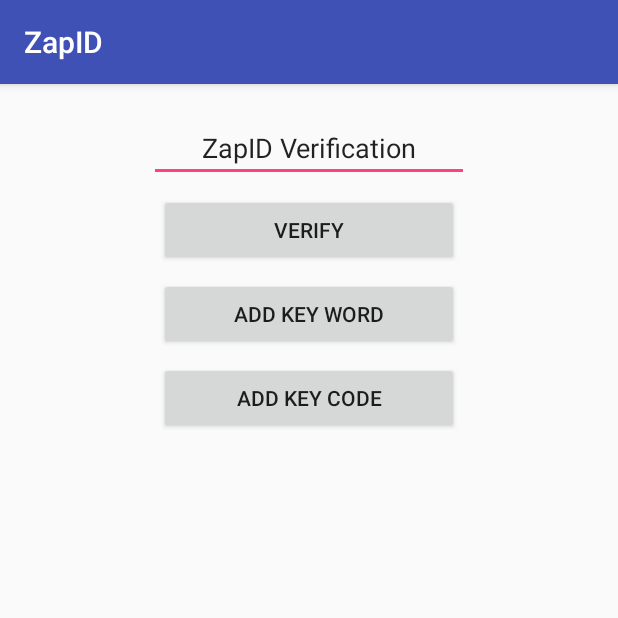
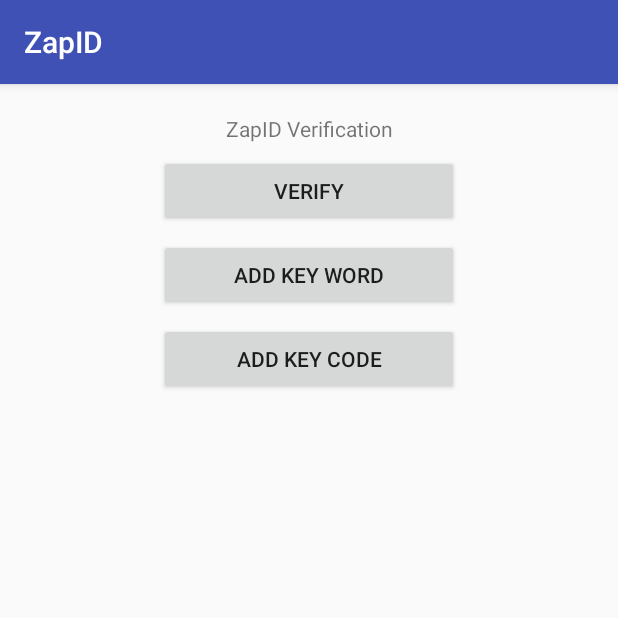
Before and after one commit to dktoao/ZapID, an Android app: the screen it shows after launch (MainActivity), on a phone screen of 412 x 824 dp, the top half of it. Run offline under Robolectric (Android 15) with nearby library versions, the phone set to English and light mode, and no system bars; 1 statement that could not run was skipped.

Commit message:
Hook up main screen callbacks

```diff
--- a/app/src/main/res/layout/activity_main.xml
+++ b/app/src/main/res/layout/activity_main.xml
@@ -5,8 +5,8 @@
     android:layout_width="match_parent"
     android:layout_height="match_parent">
 
-    <EditText
-        android:id="@+id/mainScreenInfo"
+    <TextView
+        android:id="@+id/mainScreenText"
         android:layout_width="wrap_content"
         android:layout_height="wrap_content"
         android:layout_marginEnd="8dp"
@@ -14,7 +14,6 @@
         android:layout_marginTop="20dp"
         android:ems="10"
         android:gravity="center"
-        android:inputType="textPersonName"
         android:text="ZapID Verification"
         app:layout_constraintEnd_toEndOf="parent"
         app:layout_constraintStart_toStartOf="parent"
@@ -27,10 +26,11 @@
         android:layout_marginEnd="8dp"
         android:layout_marginStart="8dp"
         android:layout_marginTop="8dp"
+        android:onClick="verify"
         android:text="Verify"
         app:layout_constraintEnd_toEndOf="parent"
         app:layout_constraintStart_toStartOf="parent"
-        app:layout_constraintTop_toBottomOf="@+id/mainScreenInfo" />
+        app:layout_constraintTop_toBottomOf="@+id/mainScreenText" />
 
     <Button
         android:id="@+id/buttonAddKeyWord"
@@ -39,6 +39,7 @@
         android:layout_marginEnd="8dp"
         android:layout_marginStart="8dp"
         android:layout_marginTop="8dp"
+        android:onClick="addKeyWord"
         android:text="Add Key word"
         app:layout_constraintEnd_toEndOf="parent"
         app:layout_constraintStart_toStartOf="parent"
@@ -51,8 +52,10 @@
         android:layout_marginEnd="8dp"
         android:layout_marginStart="8dp"
         android:layout_marginTop="8dp"
+        android:onClick="addKeyCode"
         android:text="Add Key Code"
         app:layout_constraintEnd_toEndOf="parent"
         app:layout_constraintStart_toStartOf="parent"
         app:layout_constraintTop_toBottomOf="@+id/buttonAddKeyWord" />
+
 </android.support.constraint.ConstraintLayout>
```
Also changed, not shown: app/src/main/java/tech/zapid/zapid/MainActivity.java (+20 -3 lines).
